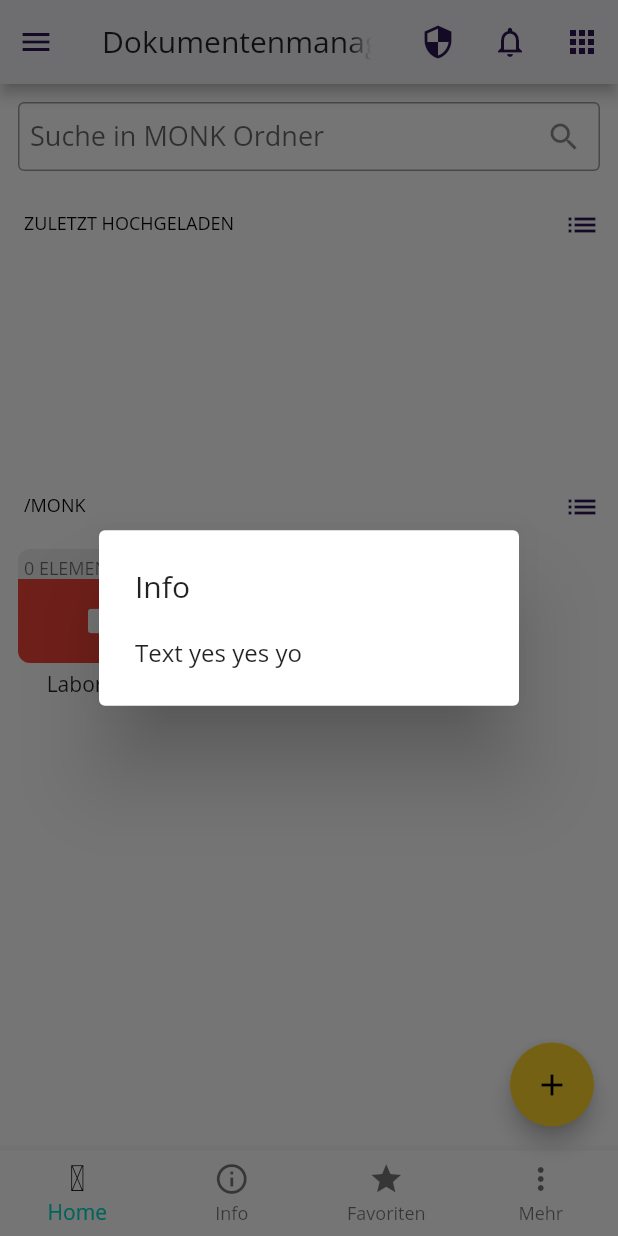
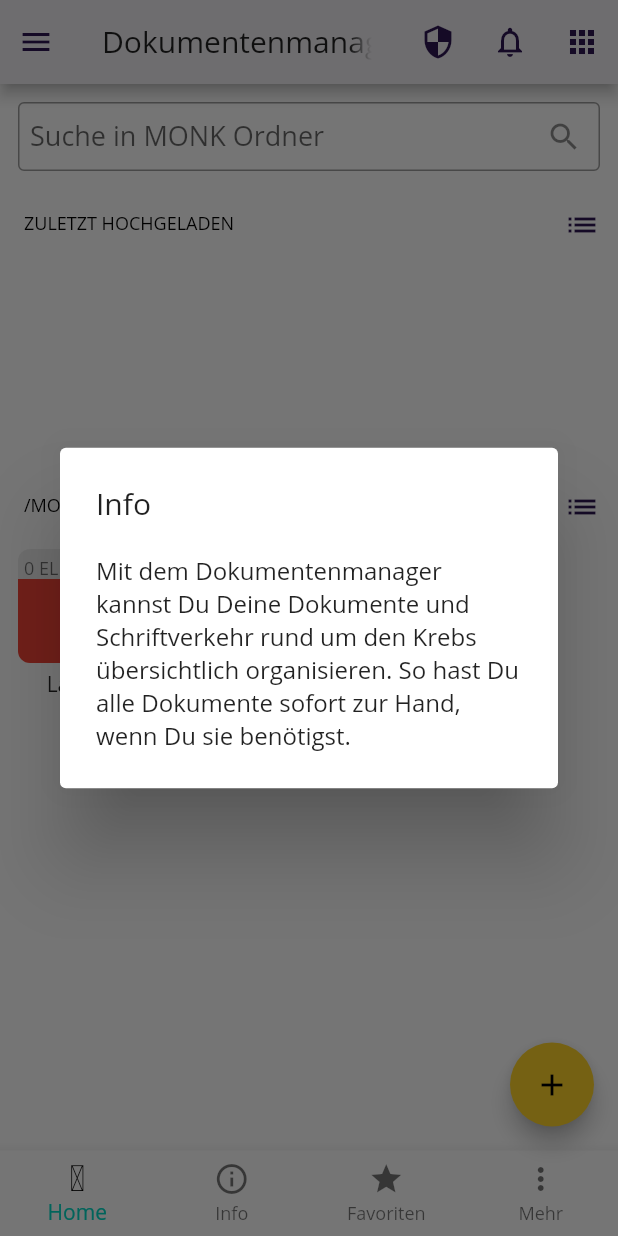
Before and after one commit to dicama/monk-app, a Flutter app: the DocumentManagerWidget screen opened directly with empty values, item 2 of the bottom bar chosen, on a phone screen of 412 x 824 dp. Run offline on Flutter 3.47's test engine with Material 2 defaults, Android fonts, the phone set to English and light mode, and no system bars; drawn by our look-alikes of badges, flutter_typeahead; our stand-ins replace camera, carousel_slider, charts_flutter, csv, date_time_picker, file_picker and 16 more; missing offline and left inert: aes_crypt, bitmap, dart:ffi, encrypt and 7 more; accounts and stored records are empty; statements that could not run were skipped.

Commit message:
Info texts updated for pooptracker, pill tracker and dokument manager

```diff
--- a/assets/res/modules/module2.txt
+++ b/assets/res/modules/module2.txt
@@ -2,7 +2,7 @@ ModuleId[Stuhltracker_old]
 ModuleName[Alter Stuhlgangtracker]
 ModuleAddresses[address=poopseries;label=Stuhlgang-Daten;description=An dieser Stelle werden deine Stuhlgangs-Daten erfasst.]
 ModuleIcon[toilet]
-ModuleInfo[Das Stuhltracker Modul hilft Dir dabei deinen Stuhl zu tracken es sollte für Dich damit kein Problem sein deinen Stuhl im Blick zu halten.]
+ModuleInfo[Der Stuhltracker hilft Dir Dabei, Deinen Toilettengang zu erfassen und Veränderungen schnell zu bemerken. Der Report zeigt die Daten übersichtlich an und ist eine Unterstützung im Arztgespräch.]
 ModuleFABAction[Neuer Eintrag]
 TimeSeries[address=poopseries]{date,consistency,pain,color,poop}
 ValueLabelPairs[name=poopseries.pain;values=0,1;labels=keine Schmerzen,Schmerzen]
--- a/lib/src/modules/basicmodule.dart
+++ b/lib/src/modules/basicmodule.dart
@@ -36,6 +36,23 @@ abstract class BasicModule
     return () {};
   }
 
+  showModuleInfo(BuildContext context) {
+    showDialog(
+        context: context,
+        builder: (BuildContext context) {
+          return AlertDialog(
+            title: Text('Info'),
+            content: SingleChildScrollView(
+              child: ListBody(
+                children: <Widget>[
+                  Text(moduleInfo),
+                ],
+              ),
+            ),
+          );
+        });
+  }
+
   Widget getModuleIcon({ double size: 24.0,color: Colors.black }) {
     if (iconUrl == null && icon == null) {
       return Icon(Icons.error);
@@ -50,6 +67,7 @@ abstract class BasicModule
   String base = "list";
   String icon ="";
   String name ="";
+  String moduleInfo = "";
   List<AddressOwnerAttempt> addresses = new List();
   List<AddressAccessAttempt> readAccess = new List();
 }
--- a/lib/src/modules/lib/documentmanager/documentmanager.dart
+++ b/lib/src/modules/lib/documentmanager/documentmanager.dart
@@ -22,11 +22,13 @@ class DocumentManagerModule extends BasicModule {
   UpdateVoidFunction update;
   FileSysDirectory mainDirectory;
 
+
   DocumentManagerModule() {
     name = "Dokumentenmanager";
     icon = "fileAccountOutline";
     id = DocumentManagerModule.documentManagerId;
     mainDirectory = EncryptedFS().getRoot();
+    moduleInfo = "Mit dem Dokumentenmanager kannst Du Deine Dokumente und Schriftverkehr rund um den Krebs übersichtlich organisieren. So hast Du alle Dokumente sofort zur Hand, wenn Du sie benötigst.";
     AccessLayer().register(id, "filesystem", "Verschluesseltes Dateisystem", "Blabalbalabl");
     AccessLayer().register(id, "filesystemver", "Version des Enc Dateisystems", "Blabalbalabl");
   }
@@ -39,20 +41,7 @@ class DocumentManagerModule extends BasicModule {
         break;
 
       case 1:
-        showDialog(
-            context: bc,
-            builder: (BuildContext context) {
-              return AlertDialog(
-                title: Text('Info'),
-                content: SingleChildScrollView(
-                  child: ListBody(
-                    children: <Widget>[
-                      Text("Text yes yes yo"),
-                    ],
-                  ),
-                ),
-              );
-            });
+        showModuleInfo(bc);
         break;
 
       case 2:
--- a/lib/src/modules/lib/pilltracker/pilltracker.dart
+++ b/lib/src/modules/lib/pilltracker/pilltracker.dart
@@ -443,6 +443,7 @@ class PillTrackerModule extends BasicModule {
   PillTrackerModule() {
     name = "Pillentracker";
     icon = "pill";
+    moduleInfo = "Der Pillentracker unterstützt dich bei der Organisation deiner Medikation, damit du deine Medizin rechtzeitig und vollständig nimmst. Im Medikamentenschrank hast du den Überblick über deine Vorräte und siehst frühzeitig, welche Medikamente du wieder aufstocken musst.";
     id = PillTrackerModule.pillTrackerId;
     availableCameras().then((test) {
       cameras = test;
@@ -468,6 +469,7 @@ class PillTrackerModule extends BasicModule {
         break;
 
       case 1:
+        showModuleInfo(bc);
         break;
 
       case 2:
--- a/lib/src/modules/module.dart
+++ b/lib/src/modules/module.dart
@@ -37,7 +37,7 @@ class Module extends BasicModule {
   var locals = new Map();
   bool first = true;
   bool tabbed = false;
-  String moduleInfo = "";
+
   String filename = "";
 
   Module(String input, {this.filename, iconUrl1}) {
```
